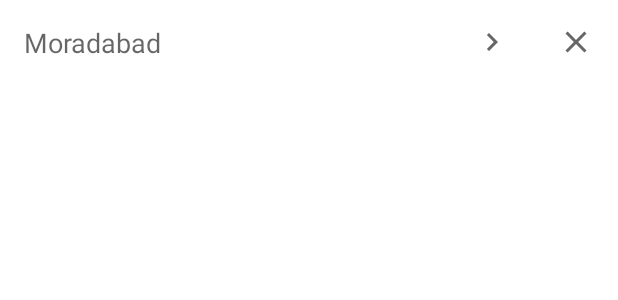
After one commit to mumayank/HowsTheWeatherAndroidApp, an Android app: the layout bookmarks_rv_item_layout.xml on its own in the app's theme, with its tools: preview values and no code run, on a phone screen of 412 x 824 dp. The commit adds this screen. Shown: the top 300 px of the screen. Run offline under Robolectric (Android 15) with nearby library versions, the phone set to English and light mode, and no system bars.

Commit message:
add new assets

```diff
--- /dev/null
+++ b/app/src/main/res/drawable/ic_baseline_chevron_right_24.xml
@@ -0,0 +1,10 @@
+<vector xmlns:android="http://schemas.android.com/apk/res/android"
+    android:width="24dp"
+    android:height="24dp"
+    android:viewportWidth="24"
+    android:viewportHeight="24"
+    android:tint="?attr/colorControlNormal">
+  <path
+      android:fillColor="@android:color/white"
+      android:pathData="M10,6L8.59,7.41 13.17,12l-4.58,4.59L10,18l6,-6z"/>
+</vector>
--- /dev/null
+++ b/app/src/main/res/drawable/ic_baseline_close_24.xml
@@ -0,0 +1,10 @@
+<vector xmlns:android="http://schemas.android.com/apk/res/android"
+    android:width="24dp"
+    android:height="24dp"
+    android:viewportWidth="24"
+    android:viewportHeight="24"
+    android:tint="?attr/colorControlNormal">
+  <path
+      android:fillColor="@android:color/white"
+      android:pathData="M19,6.41L17.59,5 12,10.59 6.41,5 5,6.41 10.59,12 5,17.59 6.41,19 12,13.41 17.59,19 19,17.59 13.41,12z"/>
+</vector>
--- a/app/src/main/res/layout-h470dp/fragment_maps.xml
+++ b/app/src/main/res/layout-h470dp/fragment_maps.xml
@@ -5,7 +5,7 @@
     android:id="@+id/coordinator_layout"
     android:layout_width="match_parent"
     android:layout_height="match_parent"
-    tools:context=".MainActivity">
+    tools:context=".main.MainActivity">
 
     <FrameLayout
         android:layout_width="match_parent"
--- a/app/src/main/res/layout-w960dp/activity_main.xml
+++ b/app/src/main/res/layout-w960dp/activity_main.xml
@@ -10,7 +10,7 @@
     <RelativeLayout
         android:layout_width="match_parent"
         android:layout_height="match_parent"
-        tools:context=".MainActivity">
+        tools:context=".main.MainActivity">
 
         <com.google.android.material.navigation.NavigationView
             android:id="@+id/nav_view"
--- a/app/src/main/res/layout-w960dp/fragment_maps.xml
+++ b/app/src/main/res/layout-w960dp/fragment_maps.xml
@@ -5,7 +5,7 @@
     android:id="@+id/coordinator_layout"
     android:layout_width="match_parent"
     android:layout_height="match_parent"
-    tools:context=".MainActivity">
+    tools:context=".main.MainActivity">
 
     <FrameLayout
         android:layout_width="match_parent"
--- a/app/src/main/res/layout/activity_main.xml
+++ b/app/src/main/res/layout/activity_main.xml
@@ -11,7 +11,7 @@
         android:id="@+id/drawer_layout"
         android:layout_width="match_parent"
         android:layout_height="match_parent"
-        tools:context=".MainActivity">
+        tools:context=".main.MainActivity">
 
         <LinearLayout
             android:layout_width="match_parent"
--- /dev/null
+++ b/app/src/main/res/layout/bookmarks_rv_item_layout.xml
@@ -0,0 +1,47 @@
+<?xml version="1.0" encoding="utf-8"?>
+<LinearLayout android:layout_width="match_parent"
+    android:layout_height="wrap_content"
+    xmlns:app="http://schemas.android.com/apk/res-auto"
+    xmlns:tools="http://schemas.android.com/tools"
+    android:orientation="horizontal"
+    android:id="@+id/parent_layout"
+    xmlns:android="http://schemas.android.com/apk/res/android">
+
+    <LinearLayout
+        android:layout_width="match_parent"
+        android:layout_height="wrap_content"
+        android:orientation="horizontal"
+        android:id="@+id/clickable_layout"
+        android:clickable="true"
+        android:focusable="true"
+        android:background="?android:attr/selectableItemBackground">
+
+        <TextView
+            android:id="@+id/text_view_name"
+            android:layout_width="0dp"
+            android:layout_weight="1"
+            android:layout_height="wrap_content"
+            android:padding="16dp"
+            tools:text="Moradabad"
+            android:gravity="start|center"
+            android:textAppearance="?android:attr/textAppearanceMedium" />
+
+        <ImageView
+            android:layout_width="wrap_content"
+            android:layout_height="wrap_content"
+            android:padding="16dp"
+            app:srcCompat="@drawable/ic_baseline_chevron_right_24" />
+
+        <ImageView
+            android:id="@+id/image_view_remove_item"
+            android:layout_width="wrap_content"
+            android:layout_height="wrap_content"
+            android:padding="16dp"
+            android:clickable="true"
+            android:focusable="true"
+            android:background="?android:attr/selectableItemBackground"
+            app:srcCompat="@drawable/ic_baseline_close_24" />
+
+    </LinearLayout>
+
+</LinearLayout>
--- a/app/src/main/res/layout/fragment_maps.xml
+++ b/app/src/main/res/layout/fragment_maps.xml
@@ -5,7 +5,7 @@
     android:id="@+id/coordinator_layout"
     android:layout_width="match_parent"
     android:layout_height="match_parent"
-    tools:context=".MainActivity">
+    tools:context=".main.MainActivity">
 
     <FrameLayout
         android:layout_width="match_parent"
--- a/app/src/main/res/navigation/nav_graph.xml
+++ b/app/src/main/res/navigation/nav_graph.xml
@@ -7,7 +7,7 @@
 
     <fragment
         android:id="@+id/bookmarks"
-        android:name="com.mumayank.howstheweather.BookmarksFragment"
+        android:name="com.mumayank.howstheweather.main.bookmarks.BookmarksFragment"
         android:label="fragment_bookmarks"
         tools:layout="@layout/fragment_bookmarks">
         <action
@@ -17,7 +17,7 @@
 
     <fragment
         android:id="@+id/known_cities"
-        android:name="com.mumayank.howstheweather.KnownCitiesFragment"
+        android:name="com.mumayank.howstheweather.main.knowncities.KnownCitiesFragment"
         android:label="fragment_known_cities"
         tools:layout="@layout/fragment_known_cities">
         <action
@@ -27,7 +27,7 @@
 
     <fragment
         android:id="@+id/maps"
-        android:name="com.mumayank.howstheweather.maps.MapsFragment"
+        android:name="com.mumayank.howstheweather.main.maps.MapsFragment"
         android:label="fragment_maps"
         tools:layout="@layout/fragment_maps" />
 
```
Also changed, not shown: app/src/main/res/drawable/ic_baseline_location_off_24.xml (added, +10 -0 lines), app/src/main/res/layout/activity_details.xml (added, +9 -0 lines), app/src/main/res/layout/fragment_bookmarks.xml (+31 -4 lines).
